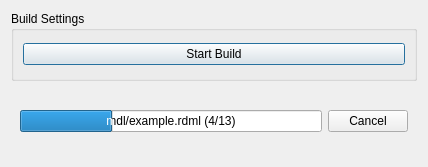
R5Reloaded/R5RBaker, file src/windows/cbuildassetdialog.ui: the form before one commit.
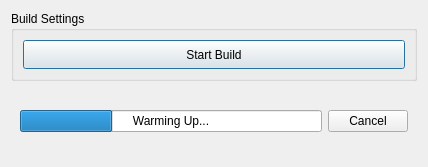
The form after the commit.

Patch:
```diff
--- a/src/windows/cbuildassetdialog.ui
+++ b/src/windows/cbuildassetdialog.ui
@@ -37,6 +37,12 @@
       </item>
       <item>
        <widget class="QPushButton" name="StartBuildButton">
+        <property name="sizePolicy">
+         <sizepolicy hsizetype="Minimum" vsizetype="Minimum">
+          <horstretch>0</horstretch>
+          <verstretch>0</verstretch>
+         </sizepolicy>
+        </property>
         <property name="text">
          <string>Start Build</string>
         </property>
@@ -70,7 +76,7 @@
              <bool>true</bool>
             </property>
             <property name="format">
-             <string>mdl/example.rdml (%v/%m)</string>
+             <string>Warming Up...</string>
             </property>
            </widget>
           </item>
```
Left out of the diff: 6 changed lines with no effect on the pictures.
